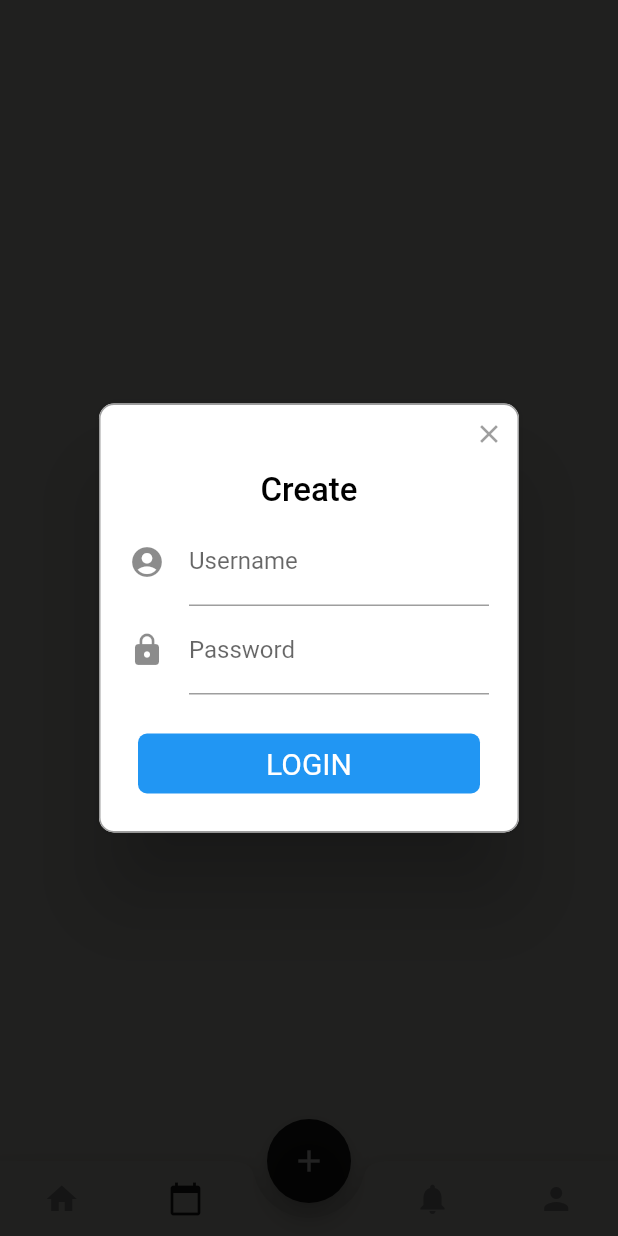
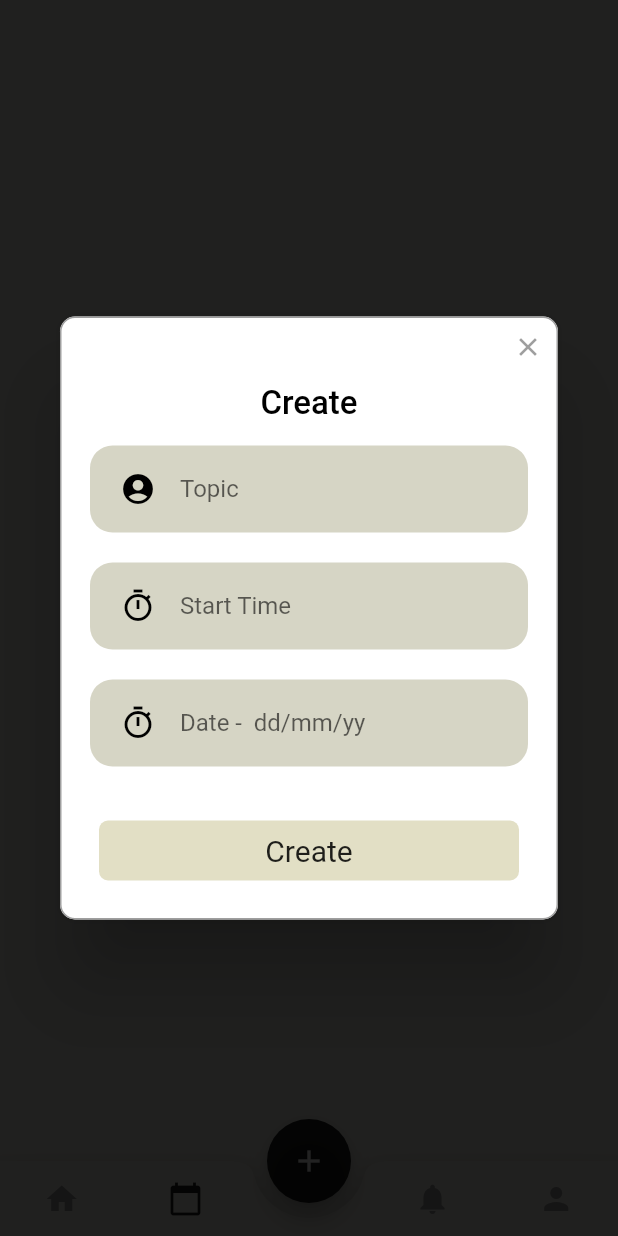
Before and after one commit to imshivamdwivedi/Buddy, a Flutter app: the screen it shows once a user with an empty profile is signed in, item 2 of the bottom bar chosen, after a tap on the "add" icon, on a phone screen of 412 x 824 dp. Run offline on Flutter 3.47's test engine with Material 2 defaults, Android fonts, the phone set to English and light mode, and no system bars; drawn by our look-alikes of rflutter_alert; our stand-ins replace another_flushbar, firebase_auth, firebase_core, firebase_database, flutter_svg, google_sign_in and 1 more; accounts and stored records are empty.

Commit message:
upadted popup on dashboard screen

```diff
--- a/lib/user/screens/user_dashboard.dart
+++ b/lib/user/screens/user_dashboard.dart
@@ -1,3 +1,5 @@
+import 'package:buddy/components/rounded_button.dart';
+import 'package:buddy/components/rounded_input_field.dart';
 import 'package:buddy/constants.dart';
 import 'package:buddy/user/screens/user_dashboard_pages.dart/calender.dart';
 import 'package:buddy/user/screens/user_dashboard_pages.dart/home.dart';
@@ -14,6 +16,9 @@ class UserDashBoard extends StatefulWidget {
 }
 
 class _UserDashBoardState extends State<UserDashBoard> {
+  final _topicController = TextEditingController();
+  final _startTimeController = TextEditingController();
+
   int currentTab = 0;
   List<Widget> screens = [
     UserHome(),
@@ -30,29 +35,35 @@ class _UserDashBoardState extends State<UserDashBoard> {
         title: "Create",
         content: Column(
           children: <Widget>[
-            TextField(
-              decoration: InputDecoration(
-                icon: Icon(Icons.account_circle),
-                labelText: 'Username',
-              ),
+            RoundedInputField(
+              icon: Icons.account_circle,
+              text: "Topic",
+              val: false,
+              controller: _topicController,
             ),
-            TextField(
-              obscureText: true,
-              decoration: InputDecoration(
-                icon: Icon(Icons.lock),
-                labelText: 'Password',
-              ),
+            RoundedInputField(
+              icon: Icons.timer_sharp,
+              text: "Start Time",
+              val: false,
+              controller: _startTimeController,
+            ),
+            RoundedInputField(
+              icon: Icons.timer_sharp,
+              text: "Date -  dd/mm/yy",
+              val: false,
+              controller: _startTimeController,
             ),
           ],
         ),
         buttons: [
           DialogButton(
+            color: kPrimaryProfileColor,
             onPressed: () => Navigator.pop(context),
             child: Text(
-              "LOGIN",
-              style: TextStyle(color: Colors.white, fontSize: 20),
+              "Create",
+              style: TextStyle(color: Colors.black87, fontSize: 20),
             ),
-          )
+          ),
         ]).show();
   }
 
```
